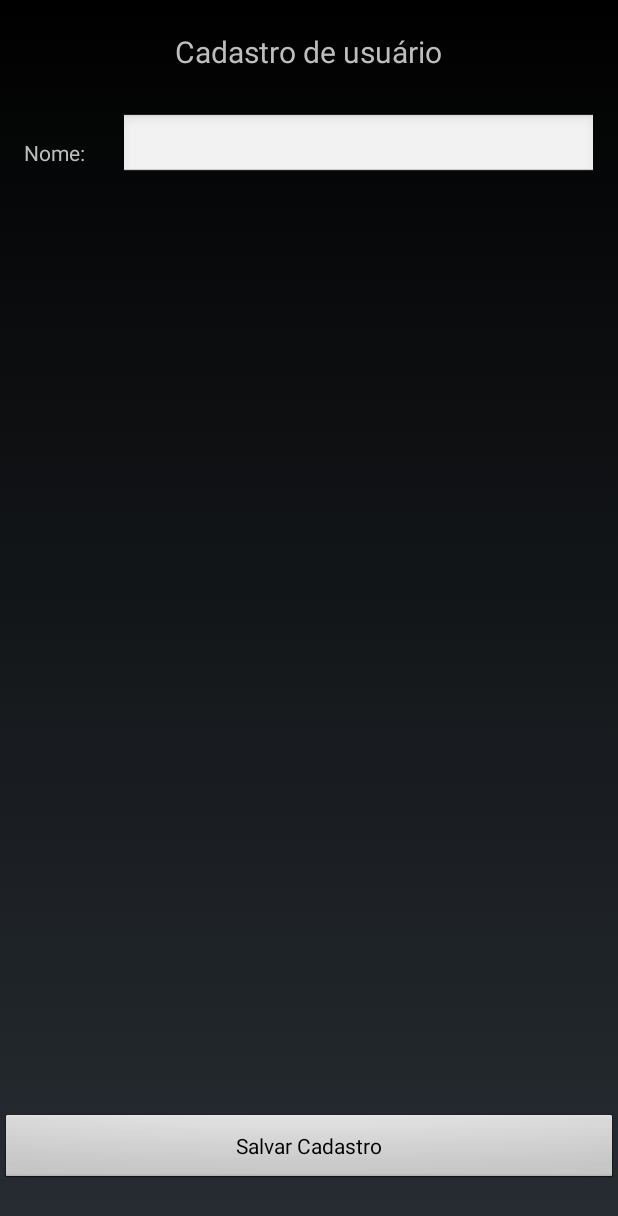
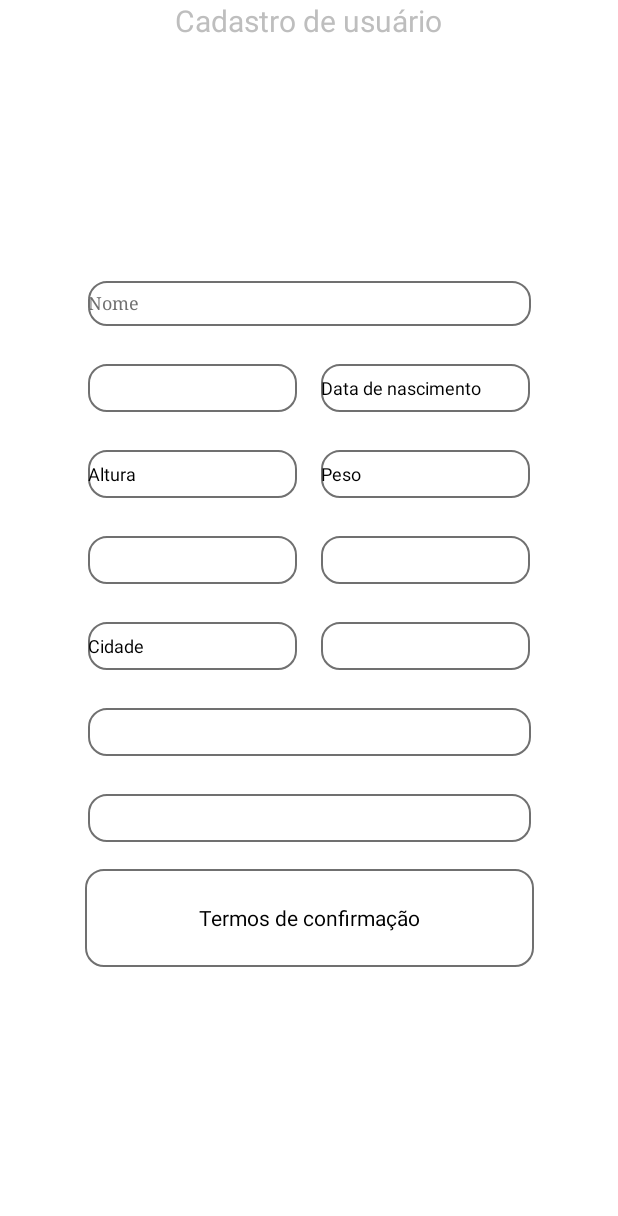
Before and after one commit to ingridmiranda/android-heath-tracking, an Android app: the DadosPessoaisActivity screen opened directly, with no data from a screen before it, on a phone screen of 412 x 824 dp. Shown: the top 1216 px of the screen. Run offline under Robolectric (Android 15) with nearby library versions, the phone set to English and light mode, and no system bars.

Commit message:
Inserir novos campos no layout

```diff
--- /dev/null
+++ b/app/src/main/res/drawable/rounded.xml
@@ -0,0 +1,6 @@
+<?xml version="1.0" encoding="utf-8"?>
+<shape xmlns:android="http://schemas.android.com/apk/res/android">
+    <solid android:color="#FFFFFF" />
+    <stroke android:width="1dip" android:color="#707070" />
+    <corners android:radius="12dp" />
+</shape>
--- a/app/src/main/res/layout/cadastro_dados_pessoais.xml
+++ b/app/src/main/res/layout/cadastro_dados_pessoais.xml
@@ -4,43 +4,8 @@
     xmlns:tools="http://schemas.android.com/tools"
     android:id="@+id/texto"
     android:layout_width="match_parent"
-    android:layout_height="match_parent">
-
-    <TextView
-        android:id="@+id/tvNome"
-        android:layout_width="50dp"
-        android:layout_height="wrap_content"
-        android:layout_marginTop="92dp"
-        android:layout_marginEnd="330dp"
-        android:layout_marginRight="330dp"
-        android:text="Nome:"
-        app:layout_constraintEnd_toEndOf="parent"
-        app:layout_constraintStart_toStartOf="parent"
-        app:layout_constraintTop_toTopOf="parent" />
-
-    <EditText
-        android:id="@+id/txtNome"
-        android:layout_width="318dp"
-        android:layout_height="43dp"
-        android:layout_marginBottom="10dp"
-        android:ems="10"
-        android:inputType="textPersonName"
-        app:layout_constraintBottom_toBottomOf="@+id/tvNome"
-        app:layout_constraintEnd_toEndOf="parent"
-        app:layout_constraintStart_toEndOf="@+id/tvNome"
-        app:layout_constraintTop_toTopOf="@+id/tvNome" />
-
-    <Button
-        android:id="@+id/btSaveCadastro"
-        android:layout_width="0dp"
-        android:layout_height="wrap_content"
-        android:text="Salvar Cadastro"
-        app:layout_constraintBottom_toBottomOf="parent"
-        app:layout_constraintEnd_toEndOf="parent"
-        app:layout_constraintHorizontal_bias="1.0"
-        app:layout_constraintStart_toStartOf="parent"
-        app:layout_constraintTop_toBottomOf="@+id/txtNome"
-        app:layout_constraintVertical_bias="0.948" />
+    android:layout_height="match_parent"
+    android:background="#FFFFFF">
 
     <TextView
         android:id="@+id/tvCadastro"
@@ -48,10 +13,175 @@
         android:layout_height="wrap_content"
         android:text="Cadastro de usuário"
         android:textSize="20sp"
-        app:layout_constraintBottom_toTopOf="@+id/tvNome"
         app:layout_constraintEnd_toEndOf="parent"
         app:layout_constraintHorizontal_bias="0.498"
         app:layout_constraintStart_toStartOf="parent"
-        app:layout_constraintTop_toTopOf="parent"
-        app:layout_constraintVertical_bias="0.323" />
+        app:layout_constraintTop_toTopOf="parent" />
+
+    <LinearLayout
+        android:id="@+id/linearLayout"
+        android:layout_width="325dp"
+        android:layout_height="500dp"
+        android:background="#FFFFFF"
+        android:fadingEdgeLength="10dp"
+        android:orientation="vertical"
+        app:layout_constraintBottom_toBottomOf="parent"
+        app:layout_constraintEnd_toEndOf="parent"
+        app:layout_constraintStart_toStartOf="parent"
+        app:layout_constraintTop_toTopOf="@+id/tvCadastro">
+
+    </LinearLayout>
+
+    <EditText
+        android:id="@+id/txtNome"
+        android:layout_width="295dp"
+        android:layout_height="30dp"
+        android:layout_marginTop="25dp"
+        android:ems="10"
+        android:inputType="textPersonName"
+        android:background="@drawable/rounded"
+        android:text="Nome"
+        android:textColor="#707070"
+        android:textSize="12sp"
+        android:typeface="serif"
+        app:layout_constraintEnd_toEndOf="parent"
+        app:layout_constraintStart_toStartOf="parent"
+        app:layout_constraintTop_toTopOf="@+id/linearLayout" />
+
+    <Button
+        android:id="@+id/btSaveCadastro"
+        android:layout_width="299dp"
+        android:layout_height="65dp"
+        android:background="@drawable/rounded"
+        android:text="Termos de confirmação"
+        app:layout_constraintBottom_toBottomOf="@+id/linearLayout"
+        app:layout_constraintEnd_toEndOf="@+id/editTextPhone"
+        app:layout_constraintStart_toStartOf="@+id/editTextPhone"
+        app:layout_constraintTop_toBottomOf="@+id/editTextPhone" />
+
+    <Spinner
+        android:id="@+id/spinnerSexo"
+        android:layout_width="139dp"
+        android:layout_height="32dp"
+        android:layout_marginStart="15dp"
+        android:layout_marginLeft="15dp"
+        android:layout_marginTop="25dp"
+        android:spinnerMode="dropdown"
+        android:textSize="12sp"
+        android:background="@drawable/rounded"
+        app:layout_constraintStart_toStartOf="@+id/linearLayout"
+        app:layout_constraintTop_toBottomOf="@+id/txtNome" />
+
+    <EditText
+        android:id="@+id/editTextTextPersonName"
+        android:layout_width="139dp"
+        android:layout_height="32dp"
+        android:ems="10"
+        android:inputType="textPersonName"
+        android:text="Data de nascimento"
+        android:textSize="12sp"
+        android:background="@drawable/rounded"
+        app:layout_constraintBottom_toBottomOf="@+id/spinnerSexo"
+        app:layout_constraintEnd_toEndOf="@+id/linearLayout"
+        app:layout_constraintStart_toEndOf="@+id/spinnerSexo"
+        app:layout_constraintTop_toTopOf="@+id/spinnerSexo" />
+
+    <EditText
+        android:id="@+id/editTextTextPersonName2"
+        android:layout_width="139dp"
+        android:layout_height="32dp"
+        android:layout_marginTop="25dp"
+        android:ems="10"
+        android:inputType="textPersonName"
+        android:text="Altura"
+        android:textSize="12sp"
+        android:background="@drawable/rounded"
+        app:layout_constraintEnd_toEndOf="@+id/spinnerSexo"
+        app:layout_constraintStart_toStartOf="@+id/spinnerSexo"
+        app:layout_constraintTop_toBottomOf="@+id/spinnerSexo" />
+
+    <EditText
+        android:id="@+id/editTextTextPersonName3"
+        android:layout_width="139dp"
+        android:layout_height="32dp"
+        android:ems="10"
+        android:inputType="textPersonName"
+        android:text="Peso"
+        android:textSize="12sp"
+        android:background="@drawable/rounded"
+        app:layout_constraintBottom_toBottomOf="@+id/editTextTextPersonName2"
+        app:layout_constraintEnd_toEndOf="@+id/editTextTextPersonName"
+        app:layout_constraintStart_toStartOf="@+id/editTextTextPersonName"
+        app:layout_constraintTop_toTopOf="@+id/editTextTextPersonName2" />
+
+    <Spinner
+        android:id="@+id/spinnerEstadoCivil"
+        android:layout_width="139dp"
+        android:layout_height="32dp"
+        android:layout_marginTop="25dp"
+        android:textSize="12sp"
+        android:background="@drawable/rounded"
+        app:layout_constraintEnd_toEndOf="@+id/editTextTextPersonName2"
+        app:layout_constraintStart_toStartOf="@+id/editTextTextPersonName2"
+        app:layout_constraintTop_toBottomOf="@+id/editTextTextPersonName2" />
+
+    <Spinner
+        android:id="@+id/spinnerAvatar"
+        android:layout_width="139dp"
+        android:layout_height="32dp"
+        android:textSize="12sp"
+        android:background="@drawable/rounded"
+        app:layout_constraintEnd_toEndOf="@+id/editTextTextPersonName3"
+        app:layout_constraintStart_toStartOf="@+id/editTextTextPersonName3"
+        app:layout_constraintTop_toTopOf="@+id/spinnerEstadoCivil" />
+
+    <EditText
+        android:id="@+id/editTextTextPersonName5"
+        android:layout_width="139dp"
+        android:layout_height="32dp"
+        android:layout_marginTop="25dp"
+        android:ems="10"
+        android:inputType="textPersonName"
+        android:text="Cidade"
+        android:textSize="12sp"
+        android:background="@drawable/rounded"
+        app:layout_constraintEnd_toEndOf="@+id/spinnerEstadoCivil"
+        app:layout_constraintTop_toBottomOf="@+id/spinnerEstadoCivil" />
+
+    <Spinner
+        android:id="@+id/spinnerEstado"
+        android:layout_width="139dp"
+        android:layout_height="32dp"
+        android:textSize="12sp"
+        android:background="@drawable/rounded"
+        app:layout_constraintEnd_toEndOf="@+id/spinnerAvatar"
+        app:layout_constraintStart_toStartOf="@+id/spinnerAvatar"
+        app:layout_constraintTop_toTopOf="@+id/editTextTextPersonName5" />
+
+    <EditText
+        android:id="@+id/editTextTextEmailAddress"
+        android:layout_width="295dp"
+        android:layout_height="32dp"
+        android:layout_marginTop="25dp"
+        android:ems="10"
+        android:inputType="textEmailAddress"
+        android:textSize="12sp"
+        android:background="@drawable/rounded"
+        app:layout_constraintEnd_toEndOf="@+id/spinnerEstado"
+        app:layout_constraintStart_toStartOf="@+id/editTextTextPersonName5"
+        app:layout_constraintTop_toBottomOf="@+id/editTextTextPersonName5" />
+
+    <EditText
+        android:id="@+id/editTextPhone"
+        android:layout_width="295dp"
+        android:layout_height="32dp"
+        android:layout_marginTop="25dp"
+        android:ems="10"
+        android:inputType="phone"
+        android:textSize="12sp"
+        android:background="@drawable/rounded"
+        app:layout_constraintEnd_toEndOf="@+id/editTextTextEmailAddress"
+        app:layout_constraintStart_toStartOf="@+id/editTextTextEmailAddress"
+        app:layout_constraintTop_toBottomOf="@+id/editTextTextEmailAddress" />
+
 </androidx.constraintlayout.widget.ConstraintLayout>
```
